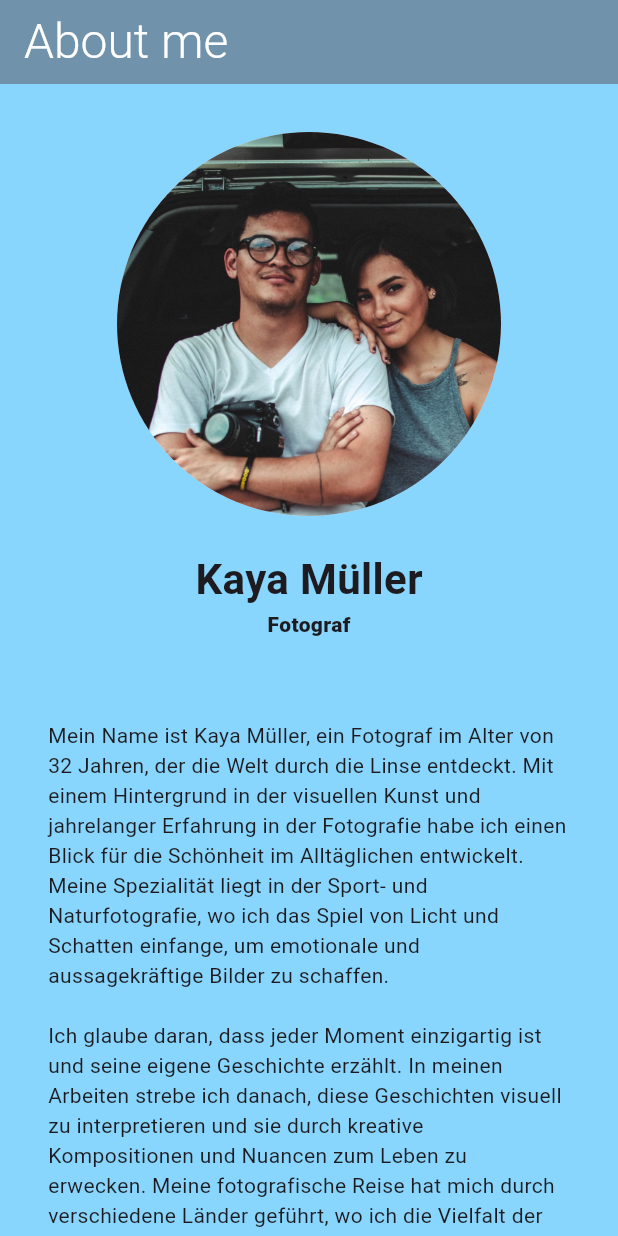
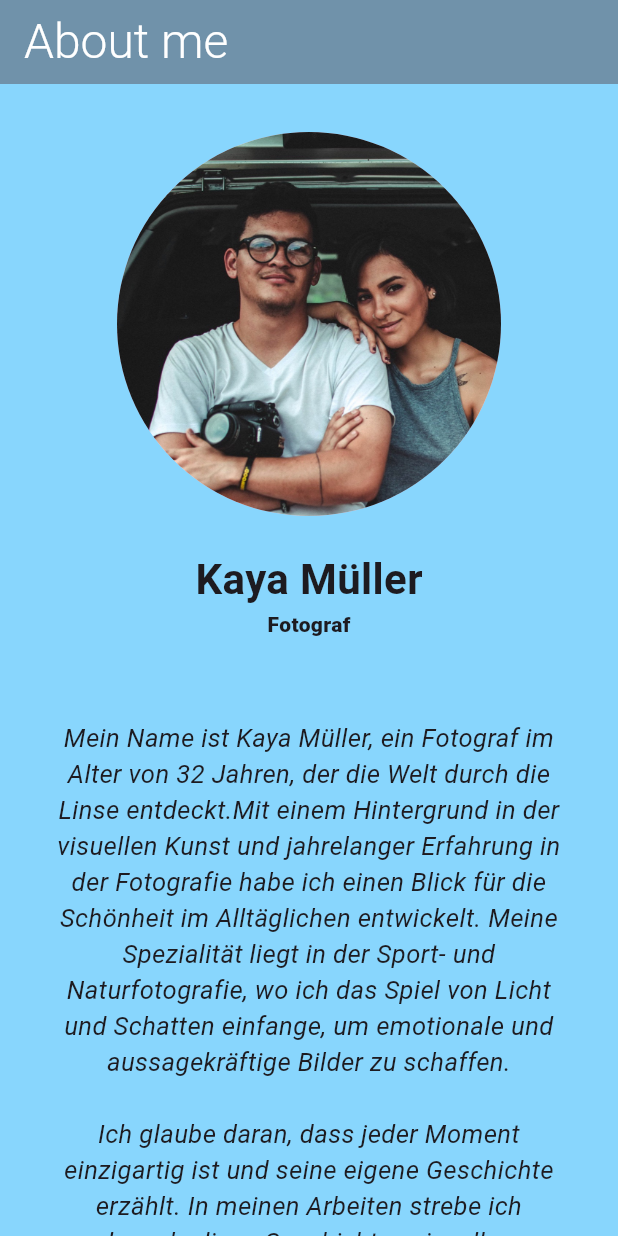
Before and after one commit to Dopa91/simple_gallery_app_dopatka, a Flutter app: the AboutMePage screen opened directly, on a phone screen of 412 x 824 dp. Run offline on Flutter 3.47's test engine with Material 3 defaults, Android fonts, the phone set to English and light mode, and no system bars; our stand-ins replace flutter_image_slideshow.

Commit message:
desgin style changes

```diff
--- a/lib/features/about_me/screens/about_me_page.dart
+++ b/lib/features/about_me/screens/about_me_page.dart
@@ -46,7 +46,12 @@ class AboutMePage extends StatelessWidget {
                   child: Padding(
                     padding: EdgeInsets.all(32.0),
                     child: Text(
-                      '''Mein Name ist Kaya Müller, ein Fotograf im Alter von 32 Jahren, der die Welt durch die Linse entdeckt. Mit einem Hintergrund in der visuellen Kunst und jahrelanger Erfahrung in der Fotografie habe ich einen Blick für die Schönheit im Alltäglichen entwickelt. Meine Spezialität liegt in der Sport- und Naturfotografie, wo ich das Spiel von Licht und Schatten einfange, um emotionale und aussagekräftige Bilder zu schaffen.\n\nIch glaube daran, dass jeder Moment einzigartig ist und seine eigene Geschichte erzählt. In meinen Arbeiten strebe ich danach, diese Geschichten visuell zu interpretieren und sie durch kreative Kompositionen und Nuancen zum Leben zu erwecken. Meine fotografische Reise hat mich durch verschiedene Länder geführt, wo ich die Vielfalt der Kulturen und Landschaften festhalte, immer auf der Suche nach neuen Perspektiven und Herausforderungen.\n\nMein Anspruch ist es, mit meinen Bildern nicht nur zu dokumentieren, sondern auch zu inspirieren und zu berühren. Jeder Auftrag und jedes Projekt ist für mich eine Möglichkeit, meine Leidenschaft und mein Können zu zeigen und eine Verbindung zwischen dem Betrachter und dem Bild herzustellen.''',
+                      "Mein Name ist Kaya Müller, ein Fotograf im Alter von 32 Jahren, der die Welt durch die Linse entdeckt.Mit einem Hintergrund in der visuellen Kunst und jahrelanger Erfahrung in der Fotografie habe ich einen Blick für die Schönheit im Alltäglichen entwickelt. Meine Spezialität liegt in der Sport- und Naturfotografie, wo ich das Spiel von Licht und Schatten einfange, um emotionale und aussagekräftige Bilder zu schaffen.\n\nIch glaube daran, dass jeder Moment einzigartig ist und seine eigene Geschichte erzählt. In meinen Arbeiten strebe ich danach, diese Geschichten visuell zu interpretieren und sie durch kreative Kompositionen und Nuancen zum Leben zu erwecken. Meine fotografische Reise hat mich durch verschiedene Länder geführt, wo ich die Vielfalt der Kulturen und Landschaften festhalte, immer auf der Suche nach neuen Perspektiven und Herausforderungen.\n\nMein Anspruch ist es, mit meinen Bildern nicht nur zu dokumentieren, sondern auch zu inspirieren und zu berühren. Jeder Auftrag und jedes Projekt ist für mich eine Möglichkeit, meine Leidenschaft und mein Können zu zeigen und eine Verbindung zwischen dem Betrachter und dem Bild herzustellen.",
+                      textAlign: TextAlign.center,
+                      style: TextStyle(
+                          fontWeight: FontWeight.w400,
+                          fontStyle: FontStyle.italic,
+                          fontSize: 17),
                     ),
                   ),
                 ),
```
